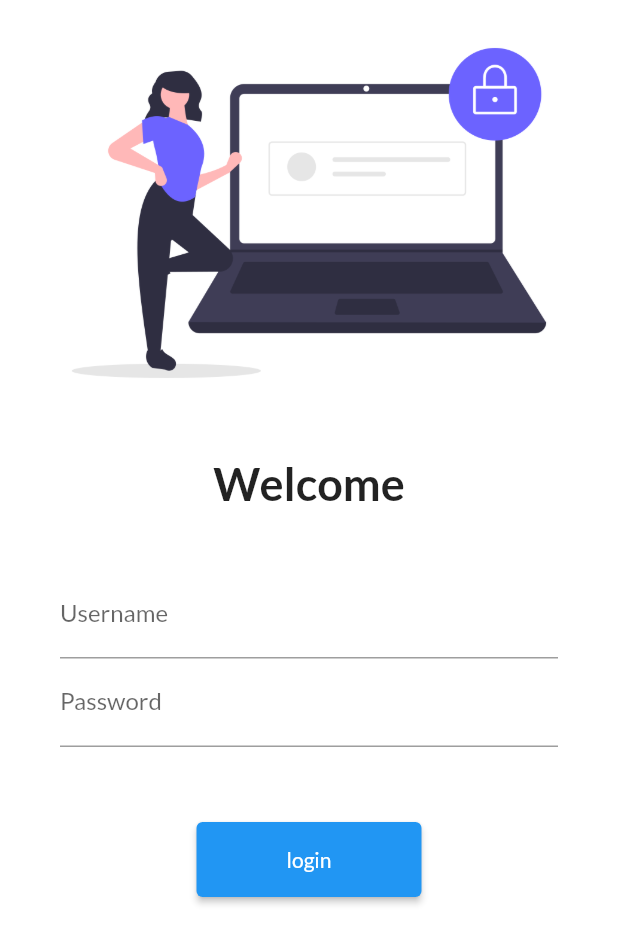
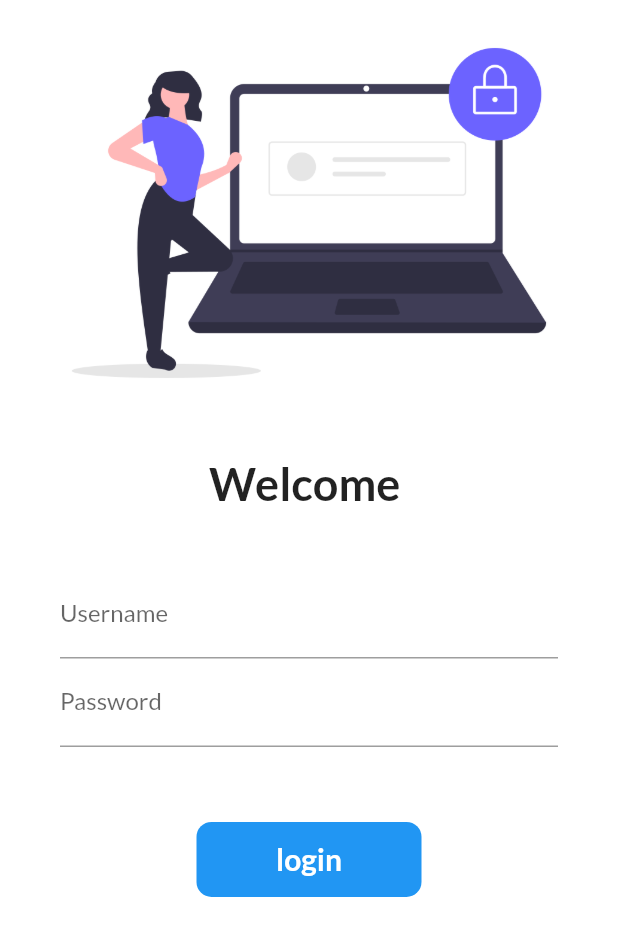
Before and after one commit to kkkkkkkkrsh/flutter, a Flutter app: the screen it shows after launch, on a phone screen of 412 x 824 dp. Shown: the top 944 px of the screen. Run offline on Flutter 3.47's test engine with Material 2 defaults, Android fonts, the phone set to English and light mode, and no system bars; our stand-ins replace google_fonts.

Commit message:
6 completed

```diff
--- a/lib/pages/login_page.dart
+++ b/lib/pages/login_page.dart
@@ -1,14 +1,24 @@
+import 'package:app/pages/home_page.dart';
 import 'package:app/utills/routes.dart';
 import 'package:flutter/material.dart';
 
-class LoginPage extends StatelessWidget{
+class LoginPage extends StatefulWidget{
+  @override
+  State<LoginPage> createState() => _LoginPageState();
+}
+
+class _LoginPageState extends State<LoginPage> {
+
+String name = '';
+ bool changeButton = false;
+
   @override
   Widget build(BuildContext context){
     return Material(color:  Colors.white,
       child:  Column(children: [
            Image.asset('assets/images/login_image.png',fit: BoxFit.cover,),
            SizedBox(height: 20,),
-           Text('Welcome',
+           Text('Welcome $name',
            style: TextStyle(fontSize: 30,fontWeight: FontWeight.bold),),
            SizedBox(height: 20,),
            Padding(
@@ -18,7 +28,16 @@ class LoginPage extends StatelessWidget{
            TextFormField(decoration: InputDecoration(
            hintText: 'Enter Username',
            labelText: 'Username'
-         ),),
+  ),
+
+       onChanged: (value){
+         name = value;
+         setState(() {
+
+         });
+       }
+
+         ),
          TextFormField(
            obscureText: true,
            decoration: InputDecoration(
@@ -26,11 +45,52 @@ class LoginPage extends StatelessWidget{
            labelText: 'Password'
          ),),
          SizedBox(height: 50,),
-         ElevatedButton(
-           style: TextButton.styleFrom( backgroundColor: Colors.blue, minimumSize: Size(150, 50)),
-           onPressed: () {
-             Navigator.pushNamed(context, MyRoutes.homeRoute);
-           }, child: Text('login'))
+
+InkWell(
+
+  onTap: ()  async {
+    setState(() {
+      changeButton = true;
+
+
+    });
+
+  await Future.delayed(Duration(seconds: 1));
+  Navigator.pushNamed(context, MyRoutes.homeRoute);
+  },
+  child:   AnimatedContainer(
+    duration: Duration(seconds: 1),
+    height:  50,
+
+    width: changeButton? 50:150,
+
+
+
+    alignment:  Alignment.center,
+
+    child: changeButton?
+    Icon(Icons.done , color: Colors.white,):
+    Text('login', style: TextStyle(color: Colors.white, fontWeight: FontWeight.bold , fontSize: 20),),
+
+
+
+  decoration: BoxDecoration(color: Colors.blue,
+
+
+
+
+
+  borderRadius: BorderRadius.circular(changeButton?50:10)
+
+  ),
+
+
+
+  ),
+)
+
+
+
          ],),
            )
 
```
